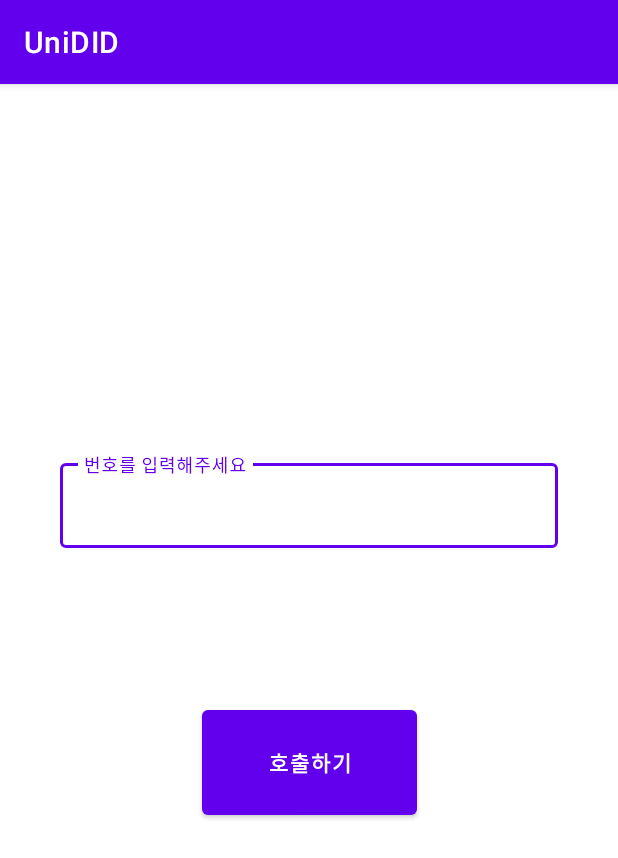
After one commit to union-flowershy/UniDID, an Android app: the CallActivity screen opened directly, with no data from a screen before it, on a phone screen of 412 x 824 dp. The commit adds this screen. Shown: the top 858 px of the screen. Run offline under Robolectric (Android 15) with nearby library versions, the phone set to English and light mode, and no system bars.

Commit message:
[OFFICE] - 고객호출 로그인 페이지 2022-10-21 PM 18:57

```diff
--- a/app/src/main/AndroidManifest.xml
+++ b/app/src/main/AndroidManifest.xml
@@ -1,8 +1,6 @@
 <?xml version="1.0" encoding="utf-8"?>
 <manifest xmlns:android="http://schemas.android.com/apk/res/android"
     xmlns:tools="http://schemas.android.com/tools">
-
-
     <uses-permission android:name="android.permission.INTERNET"/>
     <application
         android:allowBackup="true"
@@ -16,9 +14,11 @@
         android:usesCleartextTraffic="true"
         tools:targetApi="31">
 
+<!--        <activity android:name=".CallActivity"/>-->
+        <activity android:name=".MainActivity"/>
         <activity android:name=".CallActivity"/>
         <activity
-            android:name=".MainActivity"
+            android:name=".SplashActivity"
             android:exported="true">
             <intent-filter>
                 <action android:name="android.intent.action.MAIN" />
--- /dev/null
+++ b/app/src/main/java/com/example/unidid/CallActivity.kt
@@ -0,0 +1,123 @@
+package com.example.unidid
+
+//import android.R
+import android.os.Bundle
+import android.util.Log
+import android.view.View
+import android.view.animation.Animation
+import android.view.animation.AnimationUtils
+import android.widget.Button
+import android.widget.EditText
+import android.widget.TextView
+import android.widget.Toast
+import androidx.appcompat.app.AppCompatActivity
+import java.io.DataInputStream
+import java.io.DataOutputStream
+import java.net.Socket
+
+
+class CallActivity: AppCompatActivity() {
+
+    lateinit var callNum: EditText
+    lateinit var sendBtn: Button
+    lateinit var textView: TextView
+
+
+
+    override fun onCreate(savedInstanceState: Bundle?) {
+        super.onCreate(savedInstanceState)
+        setContentView(R.layout.call_main)
+
+        callNum = findViewById<View>(R.id.call_id) as EditText
+        sendBtn = findViewById<View>(R.id.btn_call) as Button
+        textView = findViewById(R.id.textView) as TextView
+        val animTransRight: Animation = AnimationUtils.loadAnimation(this, R.anim.aniutils)
+        val mImgView = findViewById(R.id.textView) as TextView
+
+        mImgView.startAnimation(animTransRight)
+
+        sendBtn.setOnClickListener { view ->
+            val thread = NetworkThread()
+            thread.start()
+
+        }
+
+        val intent = getIntent()
+        val storeName = intent.getStringExtra("storeName")
+        val text_name = findViewById<TextView>(R.id.textView)
+        text_name.setText(storeName)
+    }
+
+    inner class NetworkThread: Thread() {
+        override fun run() {
+            try {
+                val socket: Socket
+
+                //소켓 서버 접속
+                socket = Socket("192.168.10.19", 55555)
+                System.out.println("서버 접속 성공")
+
+                // 서버에 보낼 주문번호 전송
+                val output = socket.getOutputStream()
+                val dos = DataOutputStream(output)
+                val orderNum = callNum.text.toString()
+                dos.writeUTF(orderNum)
+                Log.e("전송에 성공했습니다 전송 번호는 = ", orderNum)
+
+
+                // 서버에서 보낸 메세지 읽는 Thread
+                val input = socket.getInputStream()
+                val dis = DataInputStream(input)
+
+                if(dis != null) {
+                    Log.e("전송에", "성공했습니다")
+                } else {
+                    Log.e("전송에", "실패했습니다")
+                }
+
+            }catch(e: Exception) {
+                e.printStackTrace()
+            }
+        }
+
+
+    }
+
+
+//    inner class NetworkThread: Thread() {
+//        override fun run() {
+//            try{
+//                val socket = Socket("192.168.10.19", 55555)
+//
+//                val input = socket.getInputStream()
+//                var dis = DataInputStream(input)
+//
+//                val output = socket.getOutputStream()
+//                val dos = DataOutputStream(output)
+//
+////                var data1 = dis.readInt()
+////                var data2 = dis.readDouble()
+////                var data3 = dis.readUTF()
+//
+//
+//                val orderNum = callNum.text.toString()
+//
+////                dos.writeInt(5)
+////                dos.writeDouble(22.22)
+//                dos.writeUTF(orderNum)
+//
+//                socket.close()
+//
+////                runOnUiThread {
+////                    textView.append("data1 : ${data1}\n")
+//////                    textView.append("data2 :  ${data2}\n")
+//////                    textView.append("data3 : ${data3}\n")
+////                }
+//
+//            }catch(e: Exception) {
+//                e.printStackTrace()
+//            }
+//        }
+//    }
+
+}
--- a/app/src/main/java/com/example/unidid/SubActivity.kt
+++ /dev/null
@@ -1,6 +0,0 @@
-package com.example.unidid
-
-class SubActivity {
-
-
-}
--- /dev/null
+++ b/app/src/main/res/anim/aniutils.xml
@@ -0,0 +1,23 @@
+<set xmlns:android="http://schemas.android.com/apk/res/android"
+    android:interpolator="@android:anim/linear_interpolator">
+    <scale
+        android:fromXScale="1.0"
+        android:toXScale="3.0"
+        android:fromYScale="1.0"
+        android:toYScale="3.0"
+        android:pivotX="50%"
+        android:pivotY="50%"
+        android:duration="500"
+        android:repeatCount="1"
+        android:repeatMode="reverse" />
+
+<!--    <scale-->
+<!--        android:duration="500"-->
+<!--        android:pivotX="50%"-->
+<!--        android:pivotY="50%"-->
+<!--        android:fromXScale="1.0"-->
+<!--        android:fromYScale="1.0"-->
+<!--        android:toXScale="2.0"-->
+<!--        android:toYScale="2.0"/>-->
+
+</set>
--- /dev/null
+++ b/app/src/main/res/layout/call_main.xml
@@ -0,0 +1,59 @@
+<?xml version="1.0" encoding="utf-8"?>
+<androidx.constraintlayout.widget.ConstraintLayout xmlns:android="http://schemas.android.com/apk/res/android"
+    xmlns:app="http://schemas.android.com/apk/res-auto"
+    android:orientation="vertical"
+    android:layout_width="match_parent"
+    android:layout_height="match_parent">
+
+    <TextView
+        android:id="@+id/storeNameTest"
+        android:layout_width="wrap_content"
+        android:layout_height="wrap_content"
+        app:layout_constraintBottom_toTopOf="@+id/textInputLayout"
+        app:layout_constraintEnd_toEndOf="parent"
+        app:layout_constraintStart_toStartOf="parent"
+        app:layout_constraintTop_toTopOf="parent" />
+
+    <com.google.android.material.textfield.TextInputLayout
+        android:id="@+id/textInputLayout"
+        style="@style/Widget.MaterialComponents.TextInputLayout.OutlinedBox"
+        android:layout_width="match_parent"
+        android:layout_height="wrap_content"
+        android:layout_marginLeft="40dp"
+        android:layout_marginRight="40dp"
+        android:hint="@string/textbox"
+        app:layout_constraintBottom_toBottomOf="parent"
+        app:layout_constraintLeft_toLeftOf="parent"
+        app:layout_constraintRight_toRightOf="parent"
+        app:layout_constraintTop_toTopOf="parent"
+        app:layout_constraintVertical_bias="0.35">
+
+        <com.google.android.material.textfield.TextInputEditText
+            android:id="@+id/call_id"
+            android:layout_width="match_parent"
+            android:layout_height="wrap_content" />
+
+    </com.google.android.material.textfield.TextInputLayout>
+
+    <Button
+        android:id="@+id/btn_call"
+        android:layout_width="143dp"
+        android:layout_height="82dp"
+        android:text="@string/Call"
+        android:textStyle="bold"
+        app:layout_constraintBottom_toBottomOf="parent"
+        app:layout_constraintLeft_toLeftOf="parent"
+        app:layout_constraintRight_toRightOf="parent"
+        app:layout_constraintTop_toTopOf="parent"
+        app:layout_constraintVertical_bias="0.60" />
+
+    <TextView
+        android:id="@+id/textView"
+        android:layout_width="wrap_content"
+        android:layout_height="wrap_content"
+        app:layout_constraintBottom_toTopOf="@+id/textInputLayout"
+        app:layout_constraintEnd_toEndOf="parent"
+        app:layout_constraintStart_toStartOf="parent"
+        app:layout_constraintTop_toTopOf="parent" />
+
+</androidx.constraintlayout.widget.ConstraintLayout>
--- a/app/src/main/res/values/strings.xml
+++ b/app/src/main/res/values/strings.xml
@@ -3,4 +3,6 @@
     <string name="ID">아이디</string>
     <string name="PW">비밀번호</string>
     <string name="Login">Login</string>
+    <string name="Call">호출하기</string>
+    <string name="textbox">번호를 입력해주세요</string>
 </resources>
```
Also changed, not shown: app/build.gradle (+24 -4 lines), app/src/main/java/com/example/unidid/MainActivity.kt (+101 -97 lines), app/src/main/java/com/example/unidid/SplashActivity.kt (added, +28 -0 lines), app/src/main/java/com/example/unidid/Task.kt (deleted, +0 -69 lines), app/src/main/java/com/example/unidid/test123.kt (+7 -3 lines).
